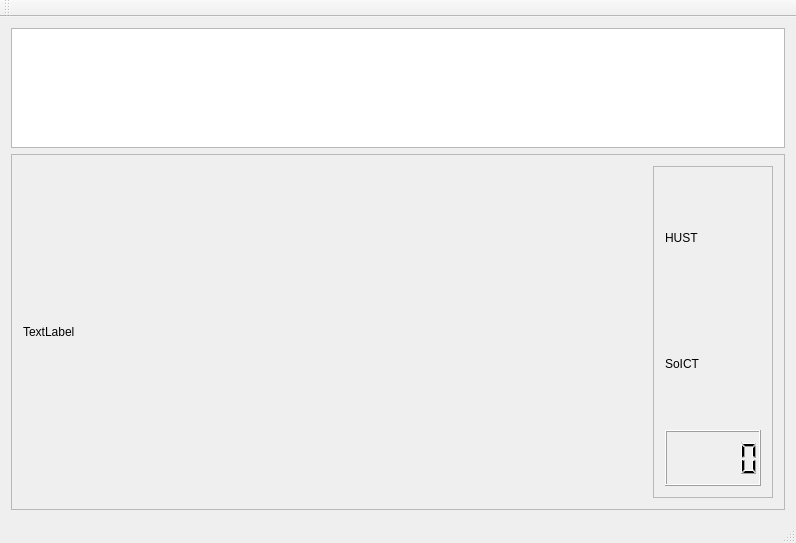
First picture: the form in mainwindow.ui, repository luongli/facedetection, before the edit.
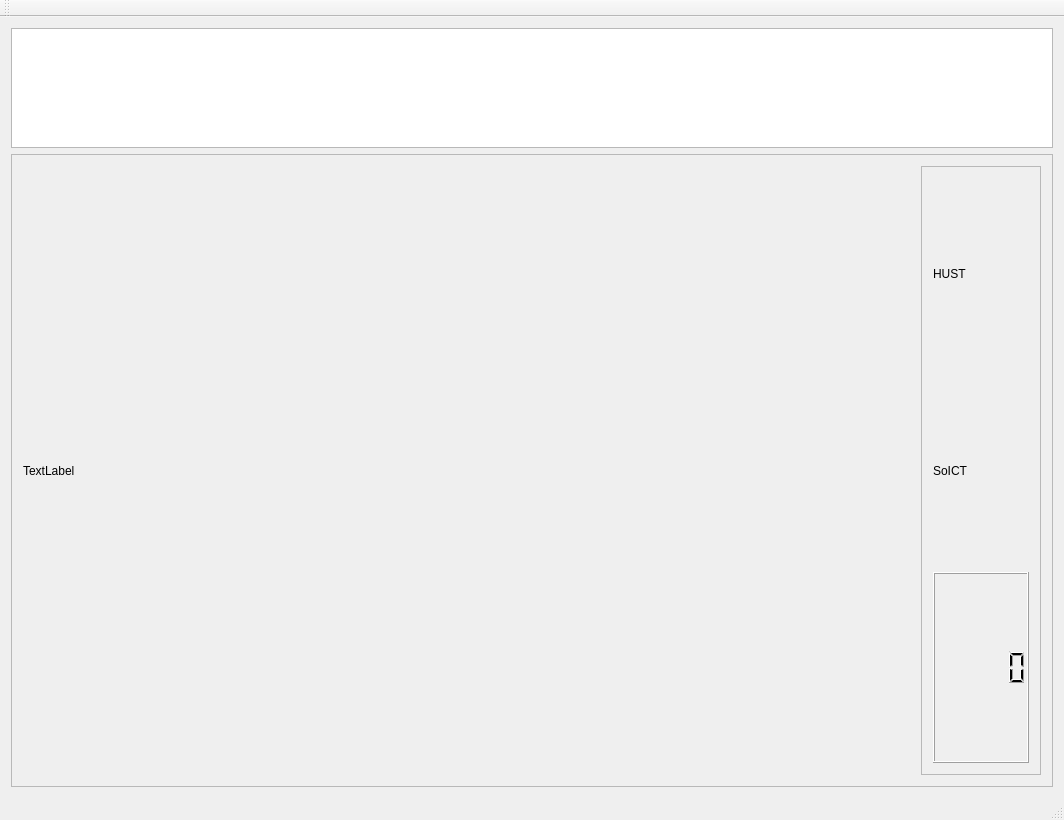
Second picture: the form after the edit. Custom widgets are drawn as their Qt base class.

Commit message: Add: Scrollbar always to the right

Patch:
```diff
--- a/mainwindow.ui
+++ b/mainwindow.ui
@@ -6,10 +6,16 @@
    <rect>
     <x>0</x>
     <y>0</y>
-    <width>796</width>
-    <height>543</height>
+    <width>1064</width>
+    <height>820</height>
    </rect>
   </property>
+  <property name="maximumSize">
+   <size>
+    <width>1366</width>
+    <height>870</height>
+   </size>
+  </property>
   <property name="windowTitle">
    <string>MainWindow</string>
   </property>
@@ -26,6 +32,12 @@
         <verstretch>0</verstretch>
        </sizepolicy>
       </property>
+      <property name="minimumSize">
+       <size>
+        <width>0</width>
+        <height>120</height>
+       </size>
+      </property>
       <property name="maximumSize">
        <size>
         <width>16777215</width>
@@ -60,6 +72,18 @@
            <verstretch>0</verstretch>
           </sizepolicy>
          </property>
+         <property name="minimumSize">
+          <size>
+           <width>0</width>
+           <height>0</height>
+          </size>
+         </property>
+         <property name="maximumSize">
+          <size>
+           <width>16777215</width>
+           <height>648</height>
+          </size>
+         </property>
          <property name="text">
           <string>TextLabel</string>
          </property>
@@ -68,7 +92,7 @@
        <item>
         <widget class="QFrame" name="frame_2">
          <property name="sizePolicy">
-          <sizepolicy hsizetype="Minimum" vsizetype="Minimum">
+          <sizepolicy hsizetype="Preferred" vsizetype="Preferred">
            <horstretch>0</horstretch>
            <verstretch>0</verstretch>
           </sizepolicy>
@@ -79,6 +103,12 @@
            <height>0</height>
           </size>
          </property>
+         <property name="maximumSize">
+          <size>
+           <width>120</width>
+           <height>16777215</height>
+          </size>
+         </property>
          <property name="frameShape">
           <enum>QFrame::StyledPanel</enum>
          </property>
@@ -89,7 +119,7 @@
           <item>
            <widget class="my_qlabel" name="hustLogo">
             <property name="sizePolicy">
-             <sizepolicy hsizetype="Minimum" vsizetype="Minimum">
+             <sizepolicy hsizetype="Preferred" vsizetype="Preferred">
               <horstretch>0</horstretch>
               <verstretch>0</verstretch>
              </sizepolicy>
@@ -100,6 +130,12 @@
               <height>120</height>
              </size>
             </property>
+            <property name="maximumSize">
+             <size>
+              <width>16777215</width>
+              <height>16777215</height>
+             </size>
+            </property>
             <property name="baseSize">
              <size>
               <width>80</width>
@@ -114,7 +150,7 @@
           <item>
            <widget class="my_qlabel" name="soictLogo">
             <property name="sizePolicy">
-             <sizepolicy hsizetype="Minimum" vsizetype="Minimum">
+             <sizepolicy hsizetype="Preferred" vsizetype="Minimum">
               <horstretch>0</horstretch>
               <verstretch>0</verstretch>
              </sizepolicy>
```
Left out of the diff: 2 changed lines with no effect on the pictures. The commit also changes 2 other files.
